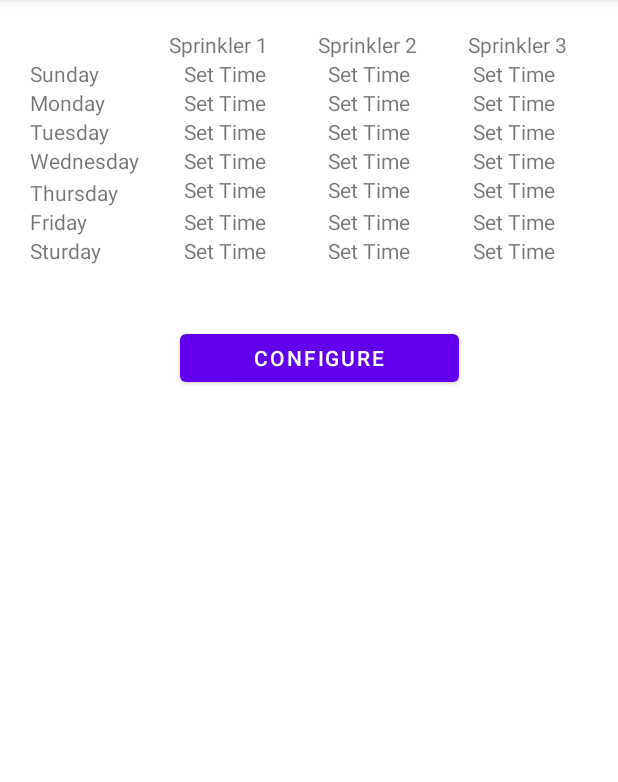
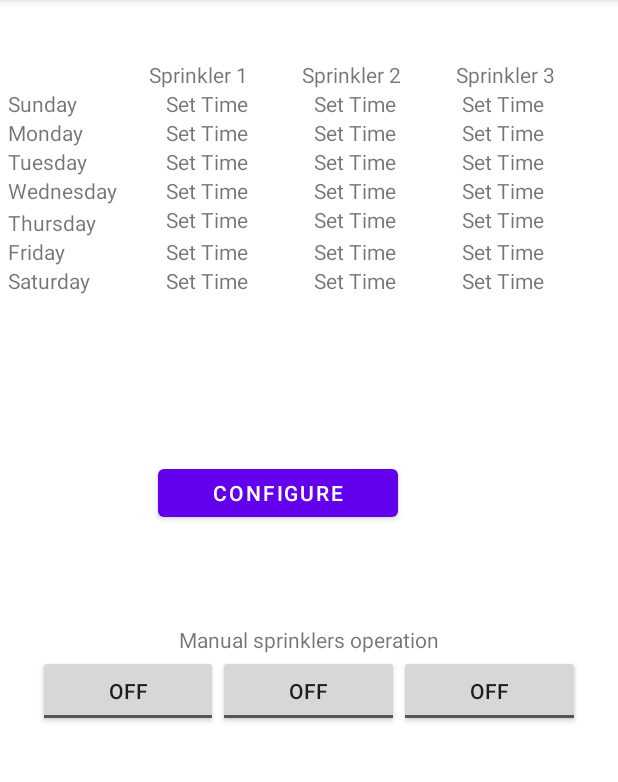
Before and after one commit to AviK-codes/AndroidMQTT, an Android app: the MainActivityMqttSetting screen opened directly, with no data from a screen before it, after a tap on "CONFIGURE", on a phone screen of 412 x 824 dp, the part 84-866 px from its top. Run offline under Robolectric (Android 15) with nearby library versions, the phone set to English and light mode, and no system bars; libraries missing offline, so code that uses them is left out: org.eclipse.paho.

Commit message:
GUI arranged with manual sprinklers setting buttons. Changed Watson account credentials and made it easier to reconfigure

```diff
--- a/app/src/main/java/com/example/test2/MainActivity.java
+++ b/app/src/main/java/com/example/test2/MainActivity.java
@@ -42,13 +42,27 @@ public class MainActivity extends AppCompatActivity {
     Authentication Token: z2N6b4m0GCC-C&)7Si
     User ID: a:by94pk:APP1
      */
-    final String url = "ssl://by94pk.messaging.internetofthings.ibmcloud.com:8883";
-    //final String url = "tcp://by94pk.messaging.internetofthings.ibmcloud.com:1883";
-    final String username = "a-by94pk-uexpeh6kli";
-    final String password = "z2N6b4m0GCC-C&)7Si";
-    final String clientId = "a:by94pk:APP1";
-    //final String clientId = "a:by94pk:dsg4";
-    String subtopic = "iot-2/type/aweHGH7/id/irri555/evt/+/fmt/json";
+    //final String url = "ssl://by94pk.messaging.internetofthings.ibmcloud.com:8883";
+    //final String username = "a-by94pk-uexpeh6kli";
+    //final String password = "z2N6b4m0GCC-C&)7Si";
+    //final String clientId = "a:by94pk:APP1";
+
+    //String subtopic = "iot-2/type/aweHGH7/id/irri555/evt/+/fmt/json";
+
+    final String org_id="u1gsdw";
+    final String device_type="IrriCntrl";
+    final String device_id="irri546";
+    final String password = "m7OP37gK8tOi6ETPW&";
+
+    final String url = "ssl://"+org_id+".messaging.internetofthings.ibmcloud.com:8883";
+    final String username = "a-"+org_id+"-aljwpdhub2";
+    final String clientId = "a:"+org_id+":APP1";
+
+    String subtopic = "iot-2/type/"+device_type+"/id/"+device_id+"/evt/+/fmt/json";
+    String topic_solenoid1daytimeduration="iot-2/type/"+device_type+"/id/"+device_id+"/cmd/solenoid1daytimeduration/fmt/json";
+    String topic_solenoid2daytimeduration="iot-2/type/"+device_type+"/id/"+device_id+"/cmd/solenoid2daytimeduration/fmt/json";
+    String topic_solenoid3daytimeduration="iot-2/type/"+device_type+"/id/"+device_id+"/cmd/solenoid3daytimeduration/fmt/json";
+
     public MqttAndroidClient mqttAndroidClient;
     String devicedata="";
     private static MainActivity instance;
@@ -137,19 +151,20 @@ public class MainActivity extends AppCompatActivity {
     public void getDeviceSettings(View view)
     {
         //TextView textView = findViewById(R.id.dataReceived);
+        String topic="iot-2/type/"+device_type+"/id/"+device_id+"/cmd/getsolenoidsstatus/fmt/json";
         devicedata="";
         try {
             if (link_status == true)
              {
               Log.w("Mqtt", "Publishing message..");
-              //mqttAndroidClient.publish("iot-2/type/aweHGH7/id/irri555/cmd/getsolenoidsstatus/fmt/json", new MqttMessage("{'Solenoids' : '?'}".getBytes()));
-              mqttAndroidClient.publish("iot-2/type/aweHGH7/id/irri555/cmd/getdevicetime/fmt/json", new MqttMessage("{'Solenoids' : '?'}".getBytes()));
+              //mqttAndroidClient.publish(topic, new MqttMessage("{'Solenoids' : '?'}".getBytes()));
+              mqttAndroidClient.publish(topic, new MqttMessage("{'Solenoids' : '?'}".getBytes()));
              // Publish to topic iot-2/type/device_type/id/device_id/cmd/command_id/fmt/format_string /type/aweHGH7/id/irri555/
-             //mqttAndroidClient.publish("iot-2/type/aweHGH7/id/irri555/cmd/solenoid1daytimeduration/fmt/json", new MqttMessage("{'Sunday' : ['11','21','31'], 'Monday' : ['22','58', '2'], 'Tuesday' : ['16','30','120'], 'wednesday' : ['15','24','34']}".getBytes()));
-              mqttAndroidClient.publish("iot-2/type/aweHGH7/id/irri555/cmd/getsolenoidsstatus/fmt/json", new MqttMessage("{'Solenoids' : '?'}".getBytes()));
-              mqttAndroidClient.publish("iot-2/type/aweHGH7/id/irri555/cmd/getsolenoidssettings/fmt/json", new MqttMessage("{'solenoid':'1'}".getBytes()));
-              mqttAndroidClient.publish("iot-2/type/aweHGH7/id/irri555/cmd/getsolenoidssettings/fmt/json", new MqttMessage("{'solenoid':'2'}".getBytes()));
-              mqttAndroidClient.publish("iot-2/type/aweHGH7/id/irri555/cmd/getsolenoidssettings/fmt/json", new MqttMessage("{'solenoid':'3'}".getBytes()));
+             //mqttAndroidClient.publish(topic, new MqttMessage("{'Sunday' : ['11','21','31'], 'Monday' : ['22','58', '2'], 'Tuesday' : ['16','30','120'], 'wednesday' : ['15','24','34']}".getBytes()));
+              mqttAndroidClient.publish(topic, new MqttMessage("{'Solenoids' : '?'}".getBytes()));
+              mqttAndroidClient.publish(topic, new MqttMessage("{'solenoid':'1'}".getBytes()));
+              mqttAndroidClient.publish(topic, new MqttMessage("{'solenoid':'2'}".getBytes()));
+              mqttAndroidClient.publish(topic, new MqttMessage("{'solenoid':'3'}".getBytes()));
              }
         } catch (MqttException e) {
             e.printStackTrace();
--- a/app/src/main/java/com/example/test2/MainActivityMqttSetting.java
+++ b/app/src/main/java/com/example/test2/MainActivityMqttSetting.java
@@ -265,9 +265,10 @@ public class MainActivityMqttSetting extends AppCompatActivity
         if (createFile(this, "sprinkler1",jsonObjSprinkler1.toString())) Log.w("file1","OK");
         if (createFile(this, "sprinkler2",jsonObjSprinkler2.toString())) Log.w("file2","OK");
         if (createFile(this, "sprinkler3",jsonObjSprinkler3.toString())) Log.w("file3","OK");
-        MainActivity.getInstance().SetDeviceSettings("iot-2/type/aweHGH7/id/irri555/cmd/solenoid1daytimeduration/fmt/json",jsonObjSprinkler1.toString());
-        MainActivity.getInstance().SetDeviceSettings("iot-2/type/aweHGH7/id/irri555/cmd/solenoid2daytimeduration/fmt/json",jsonObjSprinkler2.toString());
-        MainActivity.getInstance().SetDeviceSettings("iot-2/type/aweHGH7/id/irri555/cmd/solenoid3daytimeduration/fmt/json",jsonObjSprinkler3.toString());
+
+        MainActivity.getInstance().SetDeviceSettings(MainActivity.getInstance().topic_solenoid1daytimeduration,jsonObjSprinkler1.toString());
+        MainActivity.getInstance().SetDeviceSettings(MainActivity.getInstance().topic_solenoid2daytimeduration,jsonObjSprinkler2.toString());
+        MainActivity.getInstance().SetDeviceSettings(MainActivity.getInstance().topic_solenoid3daytimeduration,jsonObjSprinkler3.toString());
     }
 
     private String readFile(Context context, String fileName)
--- a/app/src/main/res/layout/activity_main_mqtt_setting.xml
+++ b/app/src/main/res/layout/activity_main_mqtt_setting.xml
@@ -9,9 +9,11 @@
 
     <TableLayout
         android:layout_width="match_parent"
-        android:layout_marginLeft="20dp"
-        android:layout_marginTop="20dp"
-        android:layout_height="match_parent">
+        android:layout_height="match_parent"
+        android:layout_marginStart="5dp"
+        android:layout_marginEnd="5dp"
+        android:layout_marginTop="40dp"
+        tools:layout_editor_absoluteX="11dp">
 
         <TableRow
             android:id="@+id/row1"
@@ -23,28 +25,28 @@
                 android:layout_width="wrap_content"
                 android:layout_height="wrap_content"
                 android:layout_weight="15"
-                android:text=""/>
+                android:text="" />
 
             <TextView
                 android:id="@+id/textViewSprinkler1"
                 android:layout_width="wrap_content"
                 android:layout_height="wrap_content"
                 android:layout_weight="25"
-                android:text="Sprinkler 1"/>
+                android:text="@string/sprinkler_1" />
 
             <TextView
                 android:id="@+id/textViewSprinkler2"
                 android:layout_width="wrap_content"
                 android:layout_height="wrap_content"
                 android:layout_weight="25"
-                android:text="Sprinkler 2"/>
+                android:text="@string/sprinkler_2" />
 
             <TextView
                 android:id="@+id/textViewSprinkler3"
                 android:layout_width="wrap_content"
                 android:layout_height="wrap_content"
                 android:layout_weight="25"
-                android:text="Sprinkler 3"/>
+                android:text="@string/sprinkler_3" />
 
         </TableRow>
 
@@ -64,25 +66,25 @@
                 android:id="@+id/textViewsp1d0"
                 android:layout_width="wrap_content"
                 android:layout_height="wrap_content"
+                android:layout_weight="25"
                 android:onClick="TimeForSprinklersStart"
-                android:layout_weight="25"
-                android:text="sp1d0"/>
+                android:text="sp1d0" />
 
             <TextView
                 android:id="@+id/textViewsp2d0"
                 android:layout_width="wrap_content"
                 android:layout_height="wrap_content"
+                android:layout_weight="25"
                 android:onClick="TimeForSprinklersStart"
-                android:layout_weight="25"
-                android:text="sp2d0"/>
+                android:text="sp2d0" />
 
             <TextView
                 android:id="@+id/textViewsp3d0"
                 android:layout_width="wrap_content"
                 android:layout_height="wrap_content"
+                android:layout_weight="25"
                 android:onClick="TimeForSprinklersStart"
-                android:layout_weight="25"
-                android:text="sp3d0"/>
+                android:text="sp3d0" />
 
         </TableRow>
 
@@ -96,30 +98,30 @@
                 android:layout_width="wrap_content"
                 android:layout_height="wrap_content"
                 android:layout_weight="25"
-                android:text="@string/monday_txt"/>
+                android:text="@string/monday_txt" />
 
             <TextView
                 android:id="@+id/textViewsp1d1"
                 android:layout_width="wrap_content"
                 android:layout_height="wrap_content"
+                android:layout_weight="25"
                 android:onClick="TimeForSprinklersStart"
-                android:layout_weight="25"
                 android:text="sp1d1" />
 
             <TextView
                 android:id="@+id/textViewsp2d1"
                 android:layout_width="wrap_content"
                 android:layout_height="wrap_content"
+                android:layout_weight="25"
                 android:onClick="TimeForSprinklersStart"
-                android:layout_weight="25"
                 android:text="sp2d1" />
 
             <TextView
                 android:id="@+id/textViewsp3d1"
                 android:layout_width="wrap_content"
                 android:layout_height="wrap_content"
+                android:layout_weight="25"
                 android:onClick="TimeForSprinklersStart"
-                android:layout_weight="25"
                 android:text="sp3d1" />
 
         </TableRow>
@@ -134,31 +136,31 @@
                 android:layout_width="wrap_content"
                 android:layout_height="wrap_content"
                 android:layout_weight="25"
-            android:text="@string/tuesday_txt"/>
+                android:text="@string/tuesday_txt" />
 
             <TextView
                 android:id="@+id/textViewsp1d2"
                 android:layout_width="wrap_content"
                 android:layout_height="wrap_content"
+                android:layout_weight="25"
                 android:onClick="TimeForSprinklersStart"
-            android:layout_weight="25"
-            android:text="sp1d2"/>
+                android:text="sp1d2" />
 
             <TextView
                 android:id="@+id/textViewsp2d2"
                 android:layout_width="wrap_content"
                 android:layout_height="wrap_content"
+                android:layout_weight="25"
                 android:onClick="TimeForSprinklersStart"
-            android:layout_weight="25"
-            android:text="sp2d2"/>
+                android:text="sp2d2" />
 
             <TextView
                 android:id="@+id/textViewsp3d2"
                 android:layout_width="wrap_content"
                 android:layout_height="wrap_content"
+                android:layout_weight="25"
                 android:onClick="TimeForSprinklersStart"
-            android:layout_weight="25"
-            android:text="sp3d2"/>
+                android:text="sp3d2" />
 
         </TableRow>
 
@@ -171,32 +173,32 @@
                 android:id="@+id/textViewWedensday"
                 android:layout_width="wrap_content"
                 android:layout_height="wrap_content"
-            android:text="@string/wednesday_txt"
-            android:layout_weight="25"/>
+                android:layout_weight="25"
+                android:text="@string/wednesday_txt" />
 
             <TextView
                 android:id="@+id/textViewsp1d3"
                 android:layout_width="wrap_content"
                 android:layout_height="wrap_content"
+                android:layout_weight="25"
                 android:onClick="TimeForSprinklersStart"
-            android:layout_weight="25"
-            android:text="sp1d3"/>
+                android:text="sp1d3" />
 
             <TextView
                 android:id="@+id/textViewsp2d3"
                 android:layout_width="wrap_content"
                 android:layout_height="wrap_content"
+                android:layout_weight="25"
                 android:onClick="TimeForSprinklersStart"
-            android:layout_weight="25"
-            android:text="sp2d3"/>
+                android:text="sp2d3" />
 
             <TextView
                 android:id="@+id/textViewsp3d3"
                 android:layout_width="wrap_content"
                 android:layout_height="wrap_content"
+                android:layout_weight="25"
                 android:onClick="TimeForSprinklersStart"
-            android:layout_weight="25"
-            android:text="sp3d3"/>
+                android:text="sp3d3" />
 
         </TableRow>
 
@@ -211,31 +213,31 @@
                 android:layout_height="wrap_content"
                 android:layout_marginTop="2dp"
                 android:layout_weight="25"
-            android:text="@string/thursday_txt"/>
+                android:text="@string/thursday_txt" />
 
             <TextView
                 android:id="@+id/textViewsp1d4"
                 android:layout_width="wrap_content"
                 android:layout_height="wrap_content"
+                android:layout_weight="25"
                 android:onClick="TimeForSprinklersStart"
-            android:layout_weight="25"
-            android:text="sp1d4"/>
+                android:text="sp1d4" />
 
             <TextView
                 android:id="@+id/textViewsp2d4"
                 android:layout_width="wrap_content"
                 android:layout_height="wrap_content"
+                android:layout_weight="25"
                 android:onClick="TimeForSprinklersStart"
-            android:layout_weight="25"
-            android:text="sp2d4"/>
+                android:text="sp2d4" />
 
             <TextView
                 android:id="@+id/textViewsp3d4"
                 android:layout_width="wrap_content"
                 android:layout_height="wrap_content"
+                android:layout_weight="25"
                 android:onClick="TimeForSprinklersStart"
-            android:layout_weight="25"
-            android:text="sp3d4"/>
+                android:text="sp3d4" />
 
 
         </TableRow>
@@ -250,31 +252,31 @@
                 android:layout_width="wrap_content"
                 android:layout_height="wrap_content"
                 android:layout_weight="25"
-            android:text="@string/friday_txt"/>
+                android:text="@string/friday_txt" />
 
             <TextView
                 android:id="@+id/textViewsp1d5"
                 android:layout_width="wrap_content"
                 android:layout_height="wrap_content"
+                android:layout_weight="25"
                 android:onClick="TimeForSprinklersStart"
-            android:layout_weight="25"
-            android:text="sp1d5"/>
+                android:text="sp1d5" />
 
             <TextView
                 android:id="@+id/textViewsp2d5"
                 android:layout_width="wrap_content"
                 android:layout_height="wrap_content"
+                android:layout_weight="25"
                 android:onClick="TimeForSprinklersStart"
-            android:layout_weight="25"
-            android:text="sp2d5"/>
+                android:text="sp2d5" />
 
             <TextView
                 android:id="@+id/textViewsp3d5"
                 android:layout_width="wrap_content"
                 android:layout_height="wrap_content"
+                android:layout_weight="25"
                 android:onClick="TimeForSprinklersStart"
-            android:layout_weight="25"
-            android:text="sp3d5"/>
+                android:text="sp3d5" />
 
         </TableRow>
 
@@ -288,7 +290,7 @@
                 android:layout_width="wrap_content"
                 android:layout_height="wrap_content"
                 android:layout_weight="25"
-            android:text="@string/sturday_txt"/>
+                android:text="@string/saturday_txt" />
 
             <TextView
                 android:id="@+id/textViewsp1d6"
@@ -296,41 +298,90 @@
                 android:layout_height="wrap_content"
                 android:layout_weight="25"
                 android:onClick="TimeForSprinklersStart"
-            android:text="sp1d6"/>
+                android:text="sp1d6" />
 
             <TextView
                 android:id="@+id/textViewsp2d6"
                 android:layout_width="wrap_content"
                 android:layout_height="wrap_content"
+                android:layout_weight="25"
                 android:onClick="TimeForSprinklersStart"
-            android:layout_weight="25"
-            android:text="sp2d6"/>
+                android:text="sp2d6" />
 
             <TextView
                 android:id="@+id/textViewsp3d6"
                 android:layout_width="wrap_content"
                 android:layout_height="wrap_content"
+                android:layout_weight="25"
                 android:onClick="TimeForSprinklersStart"
-            android:layout_weight="25"
-            android:text="sp3d6"/>
+                android:text="sp3d6" />
 
         </TableRow>
 
+        <RelativeLayout
+            android:id="@+id/showdescriptioncontenttitle"
+            android:layout_width="match_parent"
+            android:layout_height="wrap_content"
+            android:layout_centerHorizontal="true"
+            android:paddingTop="100dp"
+            android:paddingBottom="0dp"
+            tools:ignore="MissingConstraints">
+
             <Button
                 android:id="@+id/buttonConfigDevice"
-            android:layout_width="154dp"
+                android:layout_width="160dp"
                 android:layout_height="44dp"
                 android:layout_marginStart="100dp"
+                android:layout_marginTop="10dp"
                 android:layout_marginEnd="106dp"
                 android:onClick="ComposeMsgToDevice"
                 android:text="@string/button_config_device_txt"
-            android:layout_marginTop="40dp"
-            app:layout_constraintBottom_toBottomOf="parent"
-            app:layout_constraintEnd_toEndOf="parent"
-            app:layout_constraintHorizontal_bias="0.526"
-            app:layout_constraintStart_toStartOf="parent"
-            app:layout_constraintTop_toTopOf="parent"
-            app:layout_constraintVertical_bias="0.825" />
+ />
+
+            <TextView
+                android:id="@+id/textViewtogglemsg"
+                android:layout_width="wrap_content"
+                android:layout_height="20dp"
+                android:layout_centerHorizontal="true"
+                android:layout_marginTop="120dp"
+                android:text="@string/togglemsg_txt" />
+
+            <TableRow
+                android:id="@+id/togglebuttons"
+                android:layout_width="fill_parent"
+                android:layout_height="wrap_content"
+                android:layout_centerHorizontal="true"
+                android:layout_marginEnd="40dp"
+                android:paddingTop="140dp">
+
+                <ToggleButton
+                    android:id="@+id/toggleButton"
+                    android:layout_width="wrap_content"
+                    android:layout_height="wrap_content"
+                    android:layout_weight="33"
+                    android:text="@string/sprinkler1toggle_txt" />
+
+                <ToggleButton
+                    android:id="@+id/toggleButton2"
+                    android:layout_width="wrap_content"
+                    android:layout_height="wrap_content"
+                    android:layout_weight="33"
+                    android:text="@string/sprinkler2toggle_txt" />
+
+                <ToggleButton
+                    android:id="@+id/toggleButton3"
+                    android:layout_width="wrap_content"
+                    android:layout_height="wrap_content"
+                    android:layout_weight="33"
+                    android:text="@string/sprinkler3toggle_txt" />
+
+            </TableRow>
+        </RelativeLayout>
+
+
 
     </TableLayout>
+
+
+
 </androidx.constraintlayout.widget.ConstraintLayout>
--- a/app/src/main/res/values/strings.xml
+++ b/app/src/main/res/values/strings.xml
@@ -8,5 +8,12 @@
     <string name="wednesday_txt">Wednesday</string>
     <string name="thursday_txt">Thursday</string>
     <string name="friday_txt">Friday</string>
-    <string name="sturday_txt">Sturday</string>
+    <string name="saturday_txt">Saturday</string>
+    <string name="sprinkler1toggle_txt">Toggle Sprinkler 1</string>
+    <string name="sprinkler2toggle_txt">Toggle Sprinkler 2</string>
+    <string name="sprinkler3toggle_txt">Toggle Sprinkler 3</string>
+    <string name="sprinkler_3">Sprinkler 3</string>
+    <string name="sprinkler_2">Sprinkler 2</string>
+    <string name="sprinkler_1">Sprinkler 1</string>
+    <string name="togglemsg_txt">Manual sprinklers operation</string>
 </resources>
```
Lines whose indentation alone changed are shown as unchanged.
